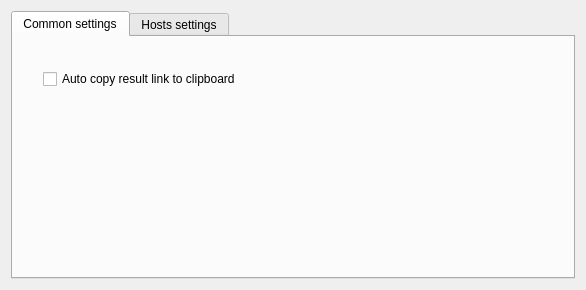
First picture: the form in src/modules/uploader/uploaderconfigwidget.ui, repository lxqt/screengrab, before the edit.
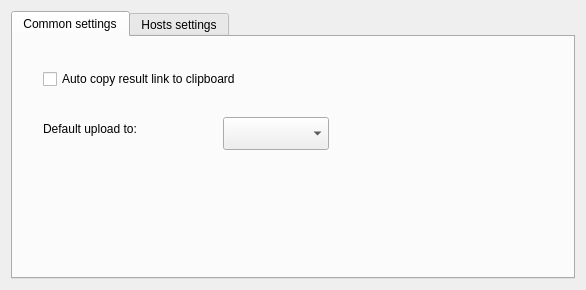
Second picture: the form after the edit. The open tabs and pages were chosen to show the change.

Commit message: Add options for selectin default image hosting

```diff
--- a/src/modules/uploader/uploaderconfigwidget.ui
+++ b/src/modules/uploader/uploaderconfigwidget.ui
@@ -36,6 +36,29 @@
         <string>Auto copy result link to clipboard</string>
        </property>
       </widget>
+      <widget class="QLabel" name="labDefaultHost">
+       <property name="geometry">
+        <rect>
+         <x>30</x>
+         <y>80</y>
+         <width>151</width>
+         <height>24</height>
+        </rect>
+       </property>
+       <property name="text">
+        <string>Default upload to:</string>
+       </property>
+      </widget>
+      <widget class="QComboBox" name="cbxDefaultHost">
+       <property name="geometry">
+        <rect>
+         <x>210</x>
+         <y>80</y>
+         <width>106</width>
+         <height>33</height>
+        </rect>
+       </property>
+      </widget>
      </widget>
      <widget class="QWidget" name="hostsSettings">
       <attribute name="title">
```
Left out of the diff: 2 changed lines with no effect on the pictures. The commit also changes 3 other files.
